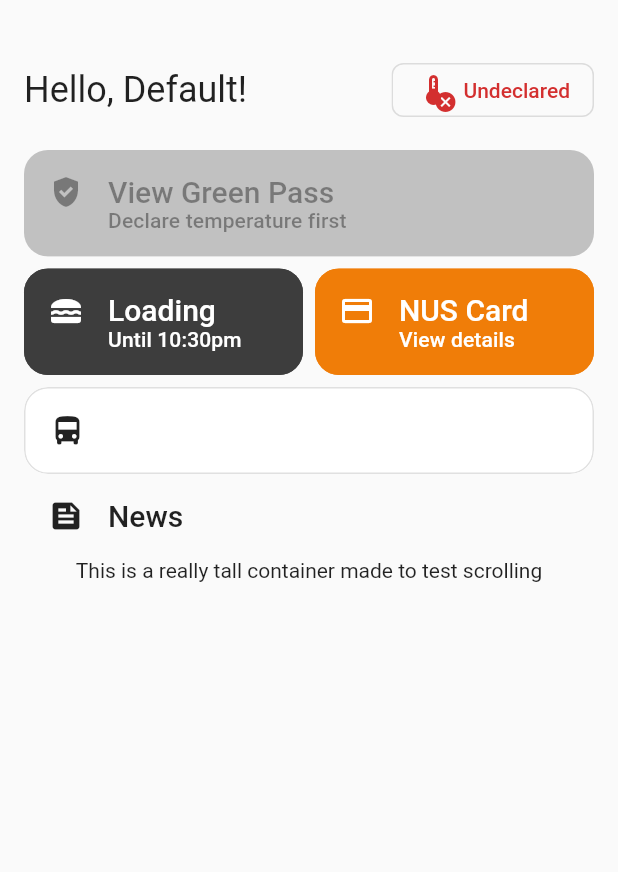
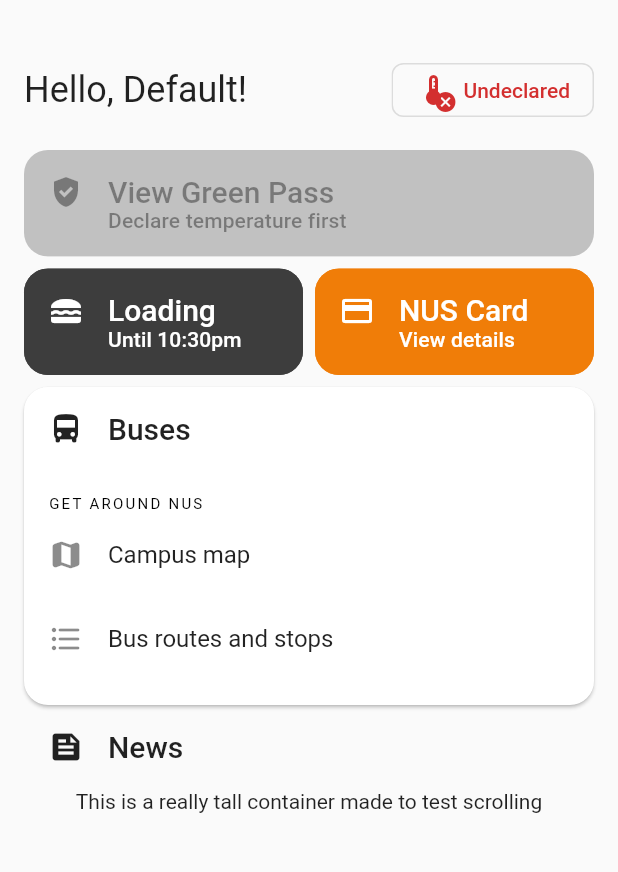
Before and after one commit to wlren/multiverse, a Flutter app: the DashboardScreen screen opened directly, on a phone screen of 412 x 824 dp, the part 66-938 px from its top. Run offline on Flutter 3.47's test engine with Material 2 defaults, Android fonts, the phone set to English and light mode, and no system bars; our stand-ins replace bloc, cloud_firestore, firebase_auth, firebase_core, flutter_bloc, flutter_map and 6 more; missing offline and left inert: qr_code_scanner; accounts and stored records are empty; Roboto replaces fonts that are missing (Sen).

Commit message:
Improve bus card UI, add expandable bus tiles

```diff
--- a/lib/model/bus_model.dart
+++ b/lib/model/bus_model.dart
@@ -23,13 +23,6 @@ class BusModel extends ChangeNotifier {
   BusArrivalInfo? arrivalInfo;
   BusStop? _nearestBusStop;
   LatLng userLocation = yusofIshakHouseLatLng;
-  LatLng? _focusedLocation;
-
-  LatLng get focusedLocation => _focusedLocation ?? userLocation;
-
-  set focusedLocation(LatLng? focusedLocation) {
-    _focusedLocation = focusedLocation;
-  }
 
   BusStop? get nearestBusStop => _nearestBusStop;
 
--- a/lib/screens/bus_search_screen.dart
+++ b/lib/screens/bus_search_screen.dart
@@ -123,7 +123,7 @@ class BusSearchScreen extends StatelessWidget {
                         horizontal: horizontalPadding),
                     child: BusStopView(
                       overline: 'NEAREST',
-                      compact: false,
+                      expanded: true,
                       busStop: context.watch<BusModel>().busStops!.first,
                     ),
                   ),
@@ -139,6 +139,7 @@ class BusSearchScreen extends StatelessWidget {
                         right: horizontalPadding,
                       ),
                       child: BusStopView(
+                        canExpand: true,
                         busStop: busStop,
                         overline: busStop
                                 .distanceTo(
--- a/lib/screens/dashboard_screen.dart
+++ b/lib/screens/dashboard_screen.dart
@@ -16,6 +16,7 @@ import '../model/dining/menu.dart';
 import '../model/temperature/temperature_state.dart';
 import '../model/user_model.dart';
 import '../widgets/bus_stop_view.dart';
+import 'bus_search_screen.dart';
 import 'buses_screen.dart';
 import 'dining_screen.dart';
 import 'green_pass_screen.dart';
@@ -341,32 +342,75 @@ class _DashboardScreenState extends State<DashboardScreen> {
     //     ),
     //   ),
     // );
-    return _buildCard(
-      collapsedColor: Theme.of(context).cardColor,
-      collapsedBorder: Border.all(
-        color: Theme.of(context).dividerColor,
-      ),
-      collapsed: GestureDetector(
+    return OpenContainer(
+      closedShape: Theme.of(context).cardTheme.shape!,
+      tappable: false,
+      closedColor: Theme.of(context).cardColor,
+      // collapsedBorder: Border.all(
+      //   color: Theme.of(context).dividerColor,
+      // ),
+      closedBuilder: (context, openContainer) => GestureDetector(
         child: Container(
-          padding: const EdgeInsets.all(16.0),
-          child: Row(
-            // mainAxisSize: MainAxisSize.min,
+          padding: const EdgeInsets.symmetric(vertical: 16.0),
+          child: Column(
+            mainAxisSize: MainAxisSize.min,
             crossAxisAlignment: CrossAxisAlignment.start,
             children: [
-              const Icon(Icons.directions_bus),
-              const SizedBox(width: 16.0),
-              if (context.watch<BusModel>().nearestBusStop != null)
-                Expanded(
+              Padding(
+                padding: const EdgeInsets.symmetric(horizontal: 16.0),
+                child: Row(
+                  // mainAxisSize: MainAxisSize.min,
+                  crossAxisAlignment: CrossAxisAlignment.start,
+                  children: [
+                    const Icon(Icons.directions_bus),
+                    const SizedBox(width: 16.0),
+                    Text(
+                      'Buses',
+                      style: Theme.of(context).textTheme.headline6,
+                    ),
+                  ],
+                ),
+              ),
+              const SizedBox(height: 32.0),
+              Padding(
+                padding: const EdgeInsets.symmetric(horizontal: 16.0),
+                child: Text(
+                  'GET AROUND NUS',
+                  style: Theme.of(context).textTheme.overline,
+                ),
+              ),
+              ListTile(
+                leading: const Icon(Icons.map_rounded),
+                title: const Text('Campus map'),
+                horizontalTitleGap: 0,
+                onTap: openContainer,
+              ),
+              ListTile(
+                leading: const Icon(Icons.format_list_bulleted_rounded),
+                title: const Text('Bus routes and stops'),
+                horizontalTitleGap: 0,
+                onTap: () {
+                  Navigator.of(context).push(MaterialPageRoute(
+                      builder: (context) => const BusSearchScreen()));
+                },
+              ),
+              if (context.watch<BusModel>().nearestBusStop != null) ...{
+                const Divider(),
+                const SizedBox(height: 8.0),
+                Padding(
+                  padding: const EdgeInsets.symmetric(horizontal: 16.0),
                   child: BusStopView(
-                      compact: false,
+                      canExpand: true,
+                      expanded: false,
                       busStop: context.watch<BusModel>().nearestBusStop!,
                       overline: 'NEAREST BUS STOP'),
                 ),
+              }
             ],
           ),
         ),
       ),
-      expanded: const BusesScreen(),
+      openBuilder: (context, _) => const BusesScreen(),
     );
   }
 
```
Also changed, not shown: lib/screens/buses_screen.dart (+39 -37 lines), lib/widgets/bus_stop_view.dart (+33 -7 lines).
